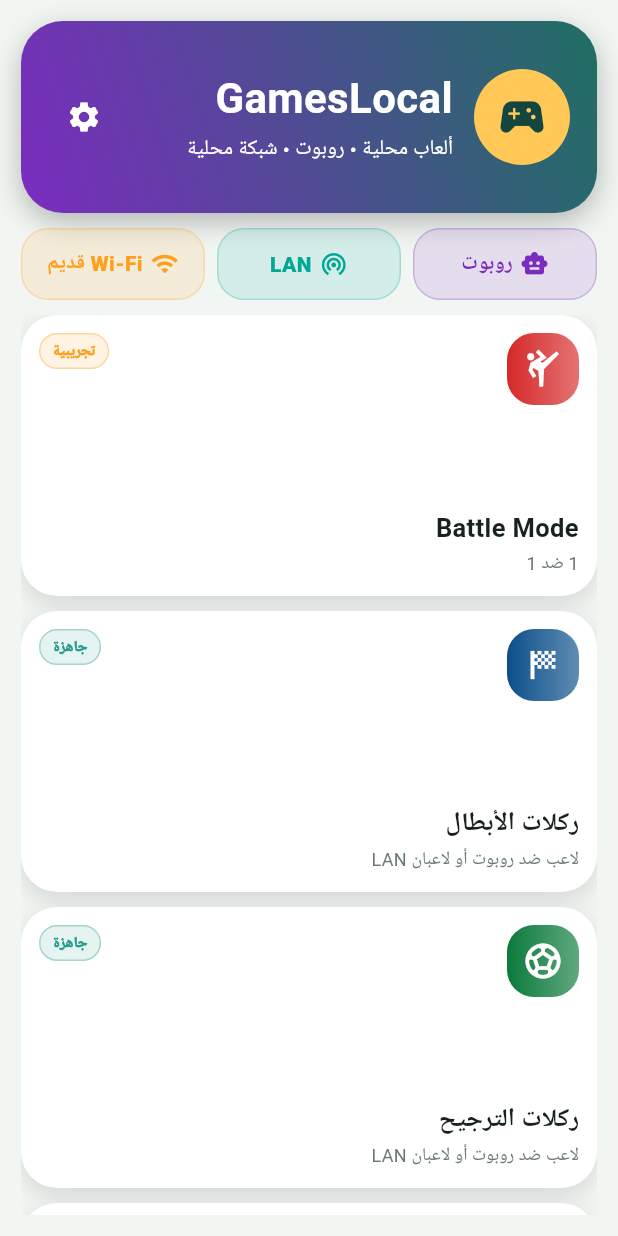
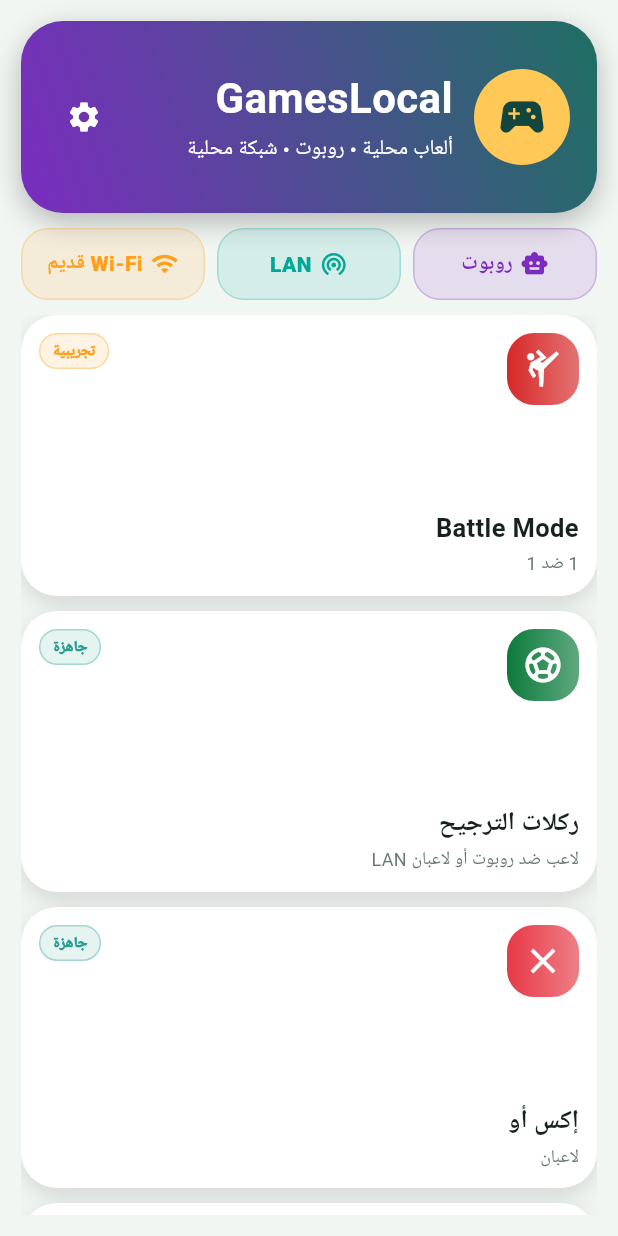
Before and after one commit to aljwaal1/gameslocal, a Flutter app: the screen it shows after launch, on a phone screen of 412 x 824 dp. Run offline on Flutter 3.47's test engine with Material 3 defaults, Android fonts, the phone set to English and light mode, and no system bars; our stand-ins replace audioplayers, qr_flutter, shared_preferences; missing offline and left inert: flame.

```diff
--- a/lib/main.dart
+++ b/lib/main.dart
@@ -11,7 +11,6 @@ import 'games/checkers/checkers_game.dart';
 import 'games/chess/chess_game.dart';
 import 'games/chicken/chicken_game.dart';
 import 'games/domino/domino_game.dart';
-import 'games/football/champions_penalty_game.dart';
 import 'games/football/professional_penalty_game.dart';
 import 'games/line_games/line_games.dart';
 import 'games/name_animal_object/name_animal_object_game.dart';
@@ -58,14 +57,6 @@ class HomeScreen extends StatelessWidget {
       playersText: '1 ضد 1',
       status: 'ضد الكمبيوتر أو لاعب عبر الشبكة',
       builder: (_, networkCore) => BattleModeScreen(networkCore: networkCore),
-    ),
-    GameDefinition(
-      id: 'champions_penalties',
-      name: 'ركلات الأبطال',
-      playersText: 'لاعب ضد روبوت أو لاعبان LAN',
-      status: 'لعبة جديدة: تسديد بالسحب وتحكم كامل بالحارس',
-      builder: (_, networkCore) =>
-          ChampionsPenaltyGameScreen(networkCore: networkCore),
     ),
     GameDefinition(
       id: 'football_penalties',
@@ -395,7 +386,6 @@ class _GameCard extends StatelessWidget {
   bool get usesGameRoom => const <String>{
         'battle',
         'football_penalties',
-        'champions_penalties',
         'xo',
         'checkers',
         'domino',
@@ -410,7 +400,6 @@ class _GameCard extends StatelessWidget {
         'checkers',
         'domino',
         'football_penalties',
-        'champions_penalties',
         'name_animal_object',
         'sheikh_beard',
         'dots_boxes',
@@ -425,8 +414,6 @@ class _GameCard extends StatelessWidget {
         return Icons.sports_martial_arts;
       case 'football_penalties':
         return Icons.sports_soccer;
-      case 'champions_penalties':
-        return Icons.sports_score;
       case 'xo':
         return Icons.close;
       case 'checkers':
@@ -454,8 +441,6 @@ class _GameCard extends StatelessWidget {
         return const Color(0xFFD62828);
       case 'football_penalties':
         return const Color(0xFF0B7A3B);
-      case 'champions_penalties':
-        return const Color(0xFF0B4F8A);
       case 'xo':
         return const Color(0xFFE63946);
       case 'checkers':
```
